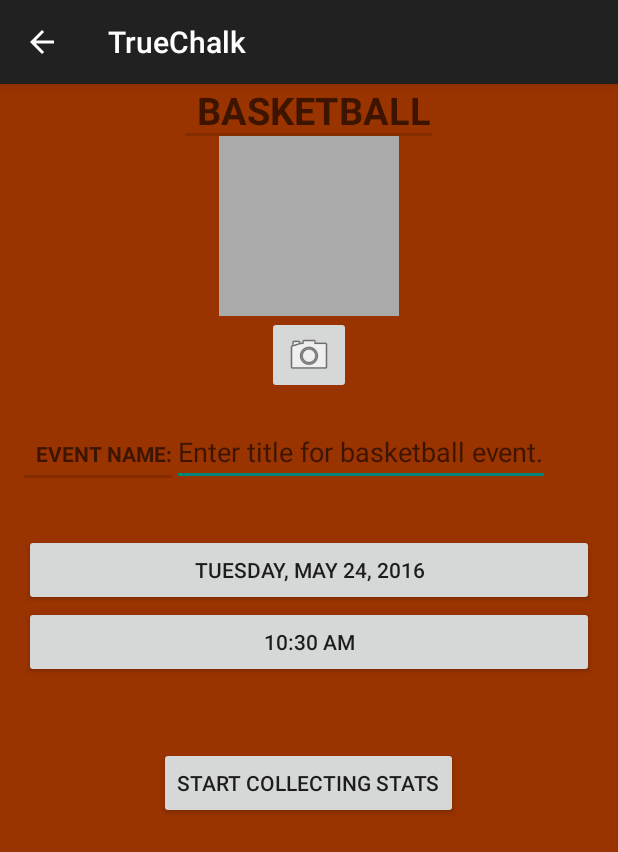
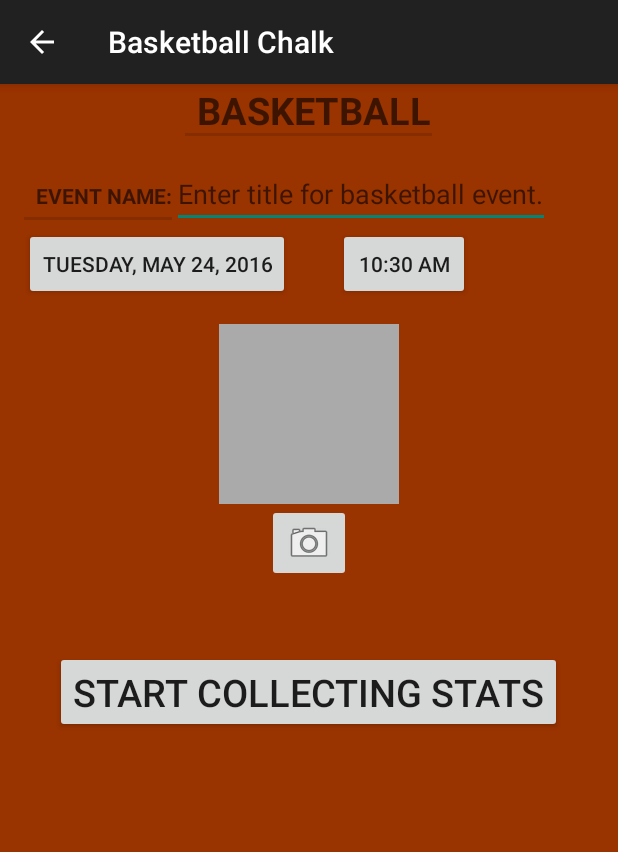
Before and after one commit to fware/TrueChalk, an Android app: the BasketballChalkListFragment screen opened directly, with no data from a screen before it, after a tap on "THERE ARE NO RECORDS", on a phone screen of 412 x 824 dp. Shown: the top 852 px of the screen. Run offline under Robolectric (Android 15) with nearby library versions, the phone set to English and light mode, and no system bars.

Commit message:
Rearranging Basketball event screen

```diff
--- a/app/src/main/java/com/wareshopc/app/truechalk/sportselector/basketball/BasketballChalkFragment.java
+++ b/app/src/main/java/com/wareshopc/app/truechalk/sportselector/basketball/BasketballChalkFragment.java
@@ -108,7 +108,7 @@ public class BasketballChalkFragment extends Fragment {
         LinearLayout lLayout = (LinearLayout) v.findViewById(R.id.llayout);
         lLayout.setBackgroundColor(getResources().getColor(R.color.lighter_rustlike));
 
-        //getActivity().setTitle(R.string.basketball_chalk_title);
+        getActivity().setTitle(R.string.basketball_chalk_title);
 
         if (Build.VERSION.SDK_INT >= Build.VERSION_CODES.HONEYCOMB) {
             if (NavUtils.getParentActivityName(getActivity()) != null) {
--- a/app/src/main/res/layout/fragment_basketballchalk_1st_screen.xml
+++ b/app/src/main/res/layout/fragment_basketballchalk_1st_screen.xml
@@ -3,8 +3,7 @@
     android:id="@+id/llayout"
     android:layout_width="match_parent"
     android:layout_height="match_parent"
-    android:orientation="vertical"
-    >
+    android:orientation="vertical">
 
     <TextView
         style="?android:listSeparatorTextViewStyle"
@@ -12,25 +11,7 @@
         android:layout_height="wrap_content"
         android:layout_gravity="center"
         android:text="@string/basketballchalk_title_label"
-        android:textSize="25sp"
-        />
-
-
-    <ImageView
-        android:id="@+id/chalk_ImageView"
-        android:layout_width="120dp"
-        android:layout_height="120dp"
-        android:layout_gravity="center"
-        android:background="@android:color/darker_gray"
-        android:cropToPadding="true" />
-    <!--android:scaleType="centerInside"-->
-
-    <ImageButton
-        android:id="@+id/chalk_imageButton"
-        android:layout_width="wrap_content"
-        android:layout_height="wrap_content"
-        android:layout_gravity="center"
-        android:src="@android:drawable/ic_menu_camera" />
+        android:textSize="25sp"/>
 
     <LinearLayout
         android:layout_width="wrap_content"
@@ -51,50 +32,46 @@
             android:layout_width="match_parent"
             android:layout_height="wrap_content"
             android:hint="@string/chalk_title_hint" />
-
-    </LinearLayout>
-
-
-    <LinearLayout
-        android:layout_width="wrap_content"
-        android:layout_height="wrap_content"
-        android:orientation="horizontal"
-        android:layout_marginLeft="16dp"
-        android:layout_marginTop="16dp">
-
     </LinearLayout>
 
     <LinearLayout
         android:layout_width="match_parent"
         android:layout_height="wrap_content"
-        android:orientation="horizontal"
-        android:layout_marginLeft="16dp"
-        android:layout_marginTop="16dp">
+        android:orientation="horizontal">
 
-        <LinearLayout
+        <Button
+            android:id="@+id/chalk_event_date"
             android:layout_width="wrap_content"
             android:layout_height="wrap_content"
-            android:orientation="vertical"
-            android:layout_marginRight="4dp"
-            android:layout_marginEnd="4dp">
+            android:layout_marginLeft="16dp"
+            android:layout_marginRight="16dp" />
 
-        </LinearLayout>
+        <Button
+            android:id="@+id/chalk_event_time"
+            android:layout_width="wrap_content"
+            android:layout_height="wrap_content"
+            android:layout_marginLeft="16dp"
+            android:layout_marginRight="16dp" />
 
     </LinearLayout>
 
-    <Button
-        android:id="@+id/chalk_event_date"
-        android:layout_width="match_parent"
+
+    <ImageView
+        android:id="@+id/chalk_ImageView"
+        android:layout_width="120dp"
+        android:layout_height="120dp"
+        android:layout_marginTop="16dp"
+        android:layout_gravity="center"
+        android:background="@android:color/darker_gray"
+        android:cropToPadding="true" />
+    <!--android:scaleType="centerInside"-->
+
+    <ImageButton
+        android:id="@+id/chalk_imageButton"
+        android:layout_width="wrap_content"
         android:layout_height="wrap_content"
-        android:layout_marginLeft="16dp"
-        android:layout_marginRight="16dp" />
-
-    <Button
-        android:id="@+id/chalk_event_time"
-        android:layout_width="match_parent"
-        android:layout_height="wrap_content"
-        android:layout_marginLeft="16dp"
-        android:layout_marginRight="16dp" />
+        android:layout_gravity="center"
+        android:src="@android:drawable/ic_menu_camera" />
 
     <Button
         android:layout_width="wrap_content"
@@ -104,7 +81,8 @@
         android:layout_marginTop="46dp"
         android:layout_marginLeft="16dp"
         android:layout_marginRight="16dp"
-        android:text="@string/start_collecting_stats" />
+        android:text="@string/start_collecting_stats"
+        android:textSize="25sp"/>
 
 
     <!--CheckBox
--- a/app/src/main/res/values/basketball-strings.xml
+++ b/app/src/main/res/values/basketball-strings.xml
@@ -3,6 +3,8 @@
     <!-- Strings for basketball -->
     <string name="basketball_chalk_title">Basketball Chalk</string>
     <string name="basketballchalk_title_label">Basketball</string>
+    <string name="basketballchalk_event_date_label">Date:</string>
+    <string name="basketballchalk_event_date_hint">Enter title for basketball event.</string>
     <string name="basketball_chalk_collection_title">Basketball Collection</string>
 
 </resources>
```
